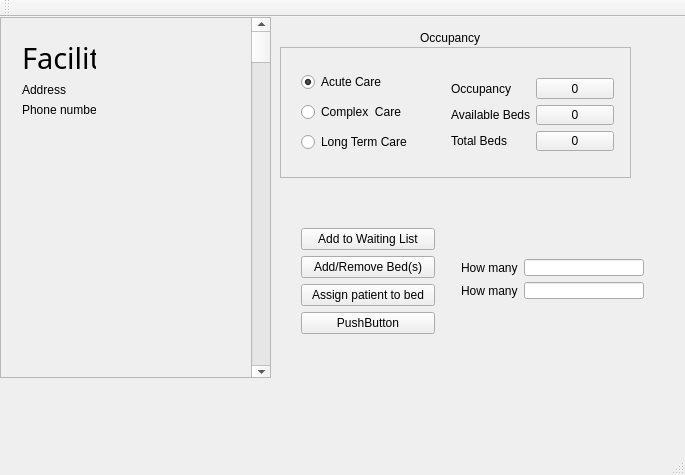
First picture: the form in mainwindow.ui, repository Jb00/Software2, before the edit.
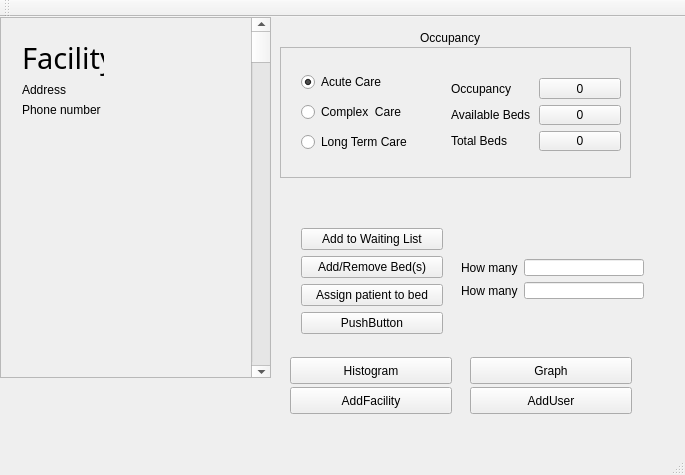
Second picture: the form after the edit.

What changed in the file:
```diff
--- a/mainwindow.ui
+++ b/mainwindow.ui
@@ -70,7 +70,7 @@
       <rect>
        <x>160</x>
        <y>20</y>
-       <width>185</width>
+       <width>192</width>
        <height>95</height>
       </rect>
      </property>
@@ -170,7 +170,7 @@
      <rect>
       <x>290</x>
       <y>200</y>
-      <width>156</width>
+      <width>164</width>
       <height>128</height>
      </rect>
     </property>
@@ -255,7 +255,7 @@
        <rect>
         <x>10</x>
         <y>10</y>
-        <width>96</width>
+        <width>104</width>
         <height>100</height>
        </rect>
       </property>
@@ -291,6 +291,58 @@
      </widget>
     </widget>
    </widget>
+   <widget class="QPushButton" name="push_histo">
+    <property name="geometry">
+     <rect>
+      <x>290</x>
+      <y>340</y>
+      <width>162</width>
+      <height>27</height>
+     </rect>
+    </property>
+    <property name="text">
+     <string>Histogram</string>
+    </property>
+   </widget>
+   <widget class="QPushButton" name="push_addFacility">
+    <property name="geometry">
+     <rect>
+      <x>290</x>
+      <y>370</y>
+      <width>162</width>
+      <height>27</height>
+     </rect>
+    </property>
+    <property name="text">
+     <string>AddFacility</string>
+    </property>
+   </widget>
+   <widget class="QPushButton" name="push_addUser">
+    <property name="geometry">
+     <rect>
+      <x>470</x>
+      <y>370</y>
+      <width>162</width>
+      <height>27</height>
+     </rect>
+    </property>
+    <property name="text">
+     <string>AddUser</string>
+    </property>
+   </widget>
+   <widget class="QPushButton" name="push_Graph">
+    <property name="geometry">
+     <rect>
+      <x>470</x>
+      <y>340</y>
+      <width>162</width>
+      <height>27</height>
+     </rect>
+    </property>
+    <property name="text">
+     <string>Graph</string>
+    </property>
+   </widget>
   </widget>
   <widget class="QMenuBar" name="menuBar">
    <property name="geometry">
```
